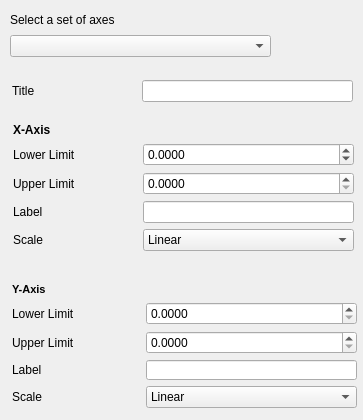
Above: qt/python/mantidqt/widgets/plotconfigdialog/axestabwidget/axes_tab_widget.ui from mantidproject/mantid before the change. Below: the same form after it.
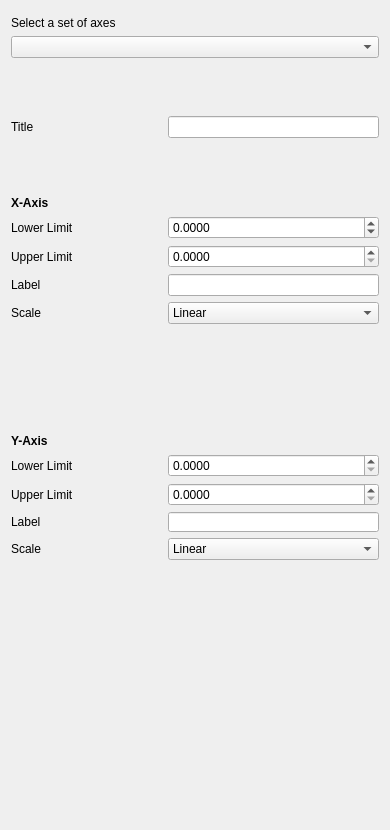
That is the form after the change.

Diff of the .ui file:
```diff
--- a/qt/python/mantidqt/widgets/plotconfigdialog/axestabwidget/axes_tab_widget.ui
+++ b/qt/python/mantidqt/widgets/plotconfigdialog/axestabwidget/axes_tab_widget.ui
@@ -6,8 +6,8 @@
    <rect>
     <x>0</x>
     <y>0</y>
-    <width>363</width>
-    <height>420</height>
+    <width>390</width>
+    <height>830</height>
    </rect>
   </property>
   <property name="sizePolicy">
@@ -19,103 +19,20 @@
   <property name="windowTitle">
    <string>Form</string>
   </property>
-  <widget class="QWidget" name="layoutWidget">
-   <property name="geometry">
-    <rect>
-     <x>12</x>
-     <y>282</y>
-     <width>345</width>
-     <height>126</height>
-    </rect>
-   </property>
-   <layout class="QGridLayout" name="gridLayout_2">
-    <item row="0" column="0">
-     <widget class="QLabel" name="y_axis_label">
-      <property name="font">
-       <font>
-        <pointsize>8</pointsize>
-        <weight>75</weight>
-        <bold>true</bold>
-       </font>
-      </property>
-      <property name="text">
-       <string>Y-Axis</string>
-      </property>
-     </widget>
-    </item>
-    <item row="1" column="0">
-     <widget class="QLabel" name="y_left_limit_label">
-      <property name="sizePolicy">
-       <sizepolicy hsizetype="Fixed" vsizetype="Preferred">
-        <horstretch>0</horstretch>
-        <verstretch>0</verstretch>
-       </sizepolicy>
-      </property>
-      <property name="text">
-       <string>Lower Limit</string>
-      </property>
-     </widget>
-    </item>
-    <item row="1" column="1">
-     <spacer name="horizontalSpacer_6">
-      <property name="orientation">
-       <enum>Qt::Horizontal</enum>
-      </property>
-      <property name="sizeType">
-       <enum>QSizePolicy::Minimum</enum>
-      </property>
-      <property name="sizeHint" stdset="0">
-       <size>
-        <width>58</width>
-        <height>20</height>
-       </size>
-      </property>
-     </spacer>
-    </item>
+  <layout class="QGridLayout" name="gridLayout_3">
     <item row="2" column="0">
-     <widget class="QLabel" name="y_right_limit_label">
+    <layout class="QHBoxLayout" name="horizontalLayout">
+     <item>
+      <widget class="QLabel" name="axes_title_label">
       <property name="text">
-       <string>Upper Limit</string>
+        <string>Title</string>
       </property>
      </widget>
     </item>
-    <item row="2" column="1">
-     <spacer name="horizontalSpacer_7">
-      <property name="orientation">
-       <enum>Qt::Horizontal</enum>
-      </property>
-      <property name="sizeHint" stdset="0">
-       <size>
-        <width>58</width>
-        <height>20</height>
-       </size>
-      </property>
-     </spacer>
-    </item>
-    <item row="3" column="0">
-     <widget class="QLabel" name="y_label_label">
-      <property name="text">
-       <string>Label</string>
-      </property>
-     </widget>
-    </item>
-    <item row="3" column="1">
-     <spacer name="horizontalSpacer_8">
-      <property name="orientation">
-       <enum>Qt::Horizontal</enum>
-      </property>
-      <property name="sizeHint" stdset="0">
-       <size>
-        <width>58</width>
-        <height>20</height>
-       </size>
-      </property>
-     </spacer>
-    </item>
-    <item row="3" column="2">
-     <widget class="QLineEdit" name="ylabel_line_edit">
+     <item>
+      <widget class="QLineEdit" name="axes_title_line_edit">
       <property name="sizePolicy">
-       <sizepolicy hsizetype="Minimum" vsizetype="Fixed">
+        <sizepolicy hsizetype="Fixed" vsizetype="Fixed">
         <horstretch>0</horstretch>
         <verstretch>0</verstretch>
        </sizepolicy>
@@ -126,83 +43,37 @@
         <height>20</height>
        </size>
       </property>
-      <property name="maximumSize">
-       <size>
-        <width>211</width>
-        <height>20</height>
-       </size>
-      </property>
-     </widget>
-    </item>
-    <item row="4" column="0">
-     <widget class="QLabel" name="y_scale_label">
-      <property name="text">
-       <string>Scale</string>
-      </property>
-     </widget>
-    </item>
-    <item row="4" column="1">
-     <spacer name="horizontalSpacer_9">
-      <property name="orientation">
-       <enum>Qt::Horizontal</enum>
-      </property>
-      <property name="sizeHint" stdset="0">
-       <size>
-        <width>58</width>
-        <height>20</height>
-       </size>
-      </property>
-     </spacer>
-    </item>
-    <item row="4" column="2">
-     <widget class="QComboBox" name="yscale_combo_box">
-      <item>
-       <property name="text">
-        <string>Linear</string>
-       </property>
-      </item>
-      <item>
-       <property name="text">
-        <string>Log</string>
-       </property>
-      </item>
-      <item>
-       <property name="text">
-        <string>Symlog</string>
-       </property>
-      </item>
-      <item>
-       <property name="text">
-        <string>Logit</string>
-       </property>
-      </item>
-     </widget>
-    </item>
-    <item row="1" column="2">
-     <widget class="QDoubleSpinBox" name="ylower_limit_spin_box">
-      <property name="decimals">
-       <number>4</number>
-      </property>
-     </widget>
-    </item>
-    <item row="2" column="2">
-     <widget class="QDoubleSpinBox" name="yupper_limit_spin_box">
-      <property name="decimals">
-       <number>4</number>
-      </property>
      </widget>
     </item>
    </layout>
-  </widget>
-  <widget class="QWidget" name="layoutWidget_2">
-   <property name="geometry">
-    <rect>
-     <x>13</x>
-     <y>123</y>
-     <width>341</width>
-     <height>128</height>
-    </rect>
-   </property>
+   </item>
+   <item row="5" column="0">
+    <spacer name="verticalSpacer_2">
+     <property name="orientation">
+      <enum>Qt::Vertical</enum>
+     </property>
+     <property name="sizeHint" stdset="0">
+      <size>
+       <width>20</width>
+       <height>40</height>
+      </size>
+     </property>
+    </spacer>
+   </item>
+   <item row="3" column="0">
+    <spacer name="verticalSpacer">
+     <property name="orientation">
+      <enum>Qt::Vertical</enum>
+     </property>
+     <property name="sizeHint" stdset="0">
+      <size>
+       <width>20</width>
+       <height>40</height>
+      </size>
+     </property>
+    </spacer>
+   </item>
+   <item row="4" column="0">
    <layout class="QGridLayout" name="gridLayout">
     <item row="0" column="0">
      <widget class="QLabel" name="x_axis_label">
@@ -364,17 +235,175 @@
      </widget>
     </item>
    </layout>
-  </widget>
-  <widget class="QWidget" name="verticalLayoutWidget">
-   <property name="geometry">
-    <rect>
-     <x>10</x>
-     <y>10</y>
-     <width>261</width>
-     <height>47</height>
-    </rect>
-   </property>
+   </item>
+   <item row="7" column="0">
+    <layout class="QGridLayout" name="gridLayout_2">
+     <item row="0" column="0">
+      <widget class="QLabel" name="y_axis_label">
+       <property name="font">
+        <font>
+         <weight>75</weight>
+         <bold>true</bold>
+        </font>
+       </property>
+       <property name="text">
+        <string>Y-Axis</string>
+       </property>
+      </widget>
+     </item>
+     <item row="1" column="0">
+      <widget class="QLabel" name="y_left_limit_label">
+       <property name="sizePolicy">
+        <sizepolicy hsizetype="Fixed" vsizetype="Preferred">
+         <horstretch>0</horstretch>
+         <verstretch>0</verstretch>
+        </sizepolicy>
+       </property>
+       <property name="text">
+        <string>Lower Limit</string>
+       </property>
+      </widget>
+     </item>
+     <item row="2" column="0">
+      <widget class="QLabel" name="y_right_limit_label">
+       <property name="text">
+        <string>Upper Limit</string>
+       </property>
+      </widget>
+     </item>
+     <item row="2" column="1">
+      <spacer name="horizontalSpacer_7">
+       <property name="orientation">
+        <enum>Qt::Horizontal</enum>
+       </property>
+       <property name="sizeHint" stdset="0">
+        <size>
+         <width>58</width>
+         <height>20</height>
+        </size>
+       </property>
+      </spacer>
+     </item>
+     <item row="3" column="0">
+      <widget class="QLabel" name="y_label_label">
+       <property name="text">
+        <string>Label</string>
+       </property>
+      </widget>
+     </item>
+     <item row="3" column="1">
+      <spacer name="horizontalSpacer_8">
+       <property name="orientation">
+        <enum>Qt::Horizontal</enum>
+       </property>
+       <property name="sizeHint" stdset="0">
+        <size>
+         <width>58</width>
+         <height>20</height>
+        </size>
+       </property>
+      </spacer>
+     </item>
+     <item row="3" column="2">
+      <widget class="QLineEdit" name="ylabel_line_edit">
+       <property name="sizePolicy">
+        <sizepolicy hsizetype="Minimum" vsizetype="Fixed">
+         <horstretch>0</horstretch>
+         <verstretch>0</verstretch>
+        </sizepolicy>
+       </property>
+       <property name="minimumSize">
+        <size>
+         <width>211</width>
+         <height>20</height>
+        </size>
+       </property>
+       <property name="maximumSize">
+        <size>
+         <width>211</width>
+         <height>20</height>
+        </size>
+       </property>
+      </widget>
+     </item>
+     <item row="4" column="0">
+      <widget class="QLabel" name="y_scale_label">
+       <property name="text">
+        <string>Scale</string>
+       </property>
+      </widget>
+     </item>
+     <item row="4" column="1">
+      <spacer name="horizontalSpacer_9">
+       <property name="orientation">
+        <enum>Qt::Horizontal</enum>
+       </property>
+       <property name="sizeHint" stdset="0">
+        <size>
+         <width>58</width>
+         <height>20</height>
+        </size>
+       </property>
+      </spacer>
+     </item>
+     <item row="4" column="2">
+      <widget class="QComboBox" name="yscale_combo_box">
+       <item>
+        <property name="text">
+         <string>Linear</string>
+        </property>
+       </item>
+       <item>
+        <property name="text">
+         <string>Log</string>
+        </property>
+       </item>
+       <item>
+        <property name="text">
+         <string>Symlog</string>
+        </property>
+       </item>
+       <item>
+        <property name="text">
+         <string>Logit</string>
+        </property>
+       </item>
+      </widget>
+     </item>
+     <item row="1" column="2">
+      <widget class="QDoubleSpinBox" name="ylower_limit_spin_box">
+       <property name="decimals">
+        <number>4</number>
+       </property>
+      </widget>
+     </item>
+     <item row="2" column="2">
+      <widget class="QDoubleSpinBox" name="yupper_limit_spin_box">
+       <property name="decimals">
+        <number>4</number>
+       </property>
+      </widget>
+     </item>
+     <item row="1" column="1">
+      <spacer name="horizontalSpacer_10">
+       <property name="orientation">
+        <enum>Qt::Horizontal</enum>
+       </property>
+       <property name="sizeHint" stdset="0">
+        <size>
+         <width>58</width>
+         <height>20</height>
+        </size>
+       </property>
+      </spacer>
+     </item>
+    </layout>
+   </item>
+   <item row="0" column="0">
    <layout class="QVBoxLayout" name="axes_selector_layout">
+     <property name="topMargin">
+      <number>5</number>
+     </property>
     <item>
      <widget class="QLabel" name="label">
       <property name="text">
@@ -386,43 +415,112 @@
      <widget class="QComboBox" name="select_axes_combo_box"/>
     </item>
    </layout>
-  </widget>
-  <widget class="QWidget" name="layoutWidget">
-   <property name="geometry">
-    <rect>
-     <x>12</x>
-     <y>80</y>
-     <width>341</width>
-     <height>22</height>
-    </rect>
-   </property>
-   <layout class="QHBoxLayout" name="horizontalLayout">
-    <item>
-     <widget class="QLabel" name="axes_title_label">
-      <property name="text">
-       <string>Title</string>
-      </property>
-     </widget>
-    </item>
-    <item>
-     <widget class="QLineEdit" name="axes_title_line_edit">
-      <property name="sizePolicy">
-       <sizepolicy hsizetype="Fixed" vsizetype="Fixed">
-        <horstretch>0</horstretch>
-        <verstretch>0</verstretch>
-       </sizepolicy>
-      </property>
-      <property name="minimumSize">
+   </item>
+   <item row="12" column="0">
+    <spacer name="verticalSpacer_4">
+     <property name="orientation">
+      <enum>Qt::Vertical</enum>
+     </property>
+     <property name="sizeHint" stdset="0">
+      <size>
+       <width>20</width>
+       <height>40</height>
+      </size>
+     </property>
+    </spacer>
+   </item>
+   <item row="10" column="0">
+    <spacer name="verticalSpacer_7">
+     <property name="orientation">
+      <enum>Qt::Vertical</enum>
+     </property>
+     <property name="sizeHint" stdset="0">
        <size>
-        <width>211</width>
-        <height>20</height>
-       </size>
-      </property>
-     </widget>
+       <width>20</width>
+       <height>40</height>
+      </size>
+     </property>
+    </spacer>
+   </item>
+   <item row="9" column="0">
+    <spacer name="verticalSpacer_3">
+     <property name="orientation">
+      <enum>Qt::Vertical</enum>
+     </property>
+     <property name="sizeHint" stdset="0">
+      <size>
+       <width>20</width>
+       <height>40</height>
+      </size>
+     </property>
+    </spacer>
+   </item>
+   <item row="1" column="0">
+    <spacer name="verticalSpacer_6">
+     <property name="orientation">
+      <enum>Qt::Vertical</enum>
+     </property>
+     <property name="sizeHint" stdset="0">
+      <size>
+       <width>20</width>
+       <height>40</height>
+      </size>
+     </property>
+    </spacer>
+   </item>
+   <item row="8" column="0">
+    <spacer name="verticalSpacer_9">
+     <property name="orientation">
+      <enum>Qt::Vertical</enum>
+     </property>
+     <property name="sizeHint" stdset="0">
+      <size>
+       <width>20</width>
+       <height>40</height>
+      </size>
+     </property>
+    </spacer>
+   </item>
+   <item row="11" column="0">
+    <spacer name="verticalSpacer_5">
+     <property name="orientation">
+      <enum>Qt::Vertical</enum>
+     </property>
+     <property name="sizeHint" stdset="0">
+      <size>
+       <width>20</width>
+       <height>40</height>
+      </size>
+     </property>
+    </spacer>
+   </item>
+   <item row="6" column="0">
+    <spacer name="verticalSpacer_8">
+     <property name="orientation">
+      <enum>Qt::Vertical</enum>
+     </property>
+     <property name="sizeHint" stdset="0">
+      <size>
+       <width>20</width>
+       <height>40</height>
+      </size>
+     </property>
+    </spacer>
     </item>
    </layout>
   </widget>
- </widget>
+ <tabstops>
+  <tabstop>select_axes_combo_box</tabstop>
+  <tabstop>axes_title_line_edit</tabstop>
+  <tabstop>xlower_limit_spin_box</tabstop>
+  <tabstop>xupper_limit_spin_box</tabstop>
+  <tabstop>xlabel_line_edit</tabstop>
+  <tabstop>xscale_combo_box</tabstop>
+  <tabstop>ylower_limit_spin_box</tabstop>
+  <tabstop>yupper_limit_spin_box</tabstop>
+  <tabstop>ylabel_line_edit</tabstop>
+  <tabstop>yscale_combo_box</tabstop>
+ </tabstops>
  <resources/>
  <connections/>
 </ui>
```
Lines whose indentation alone changed are shown as unchanged.
